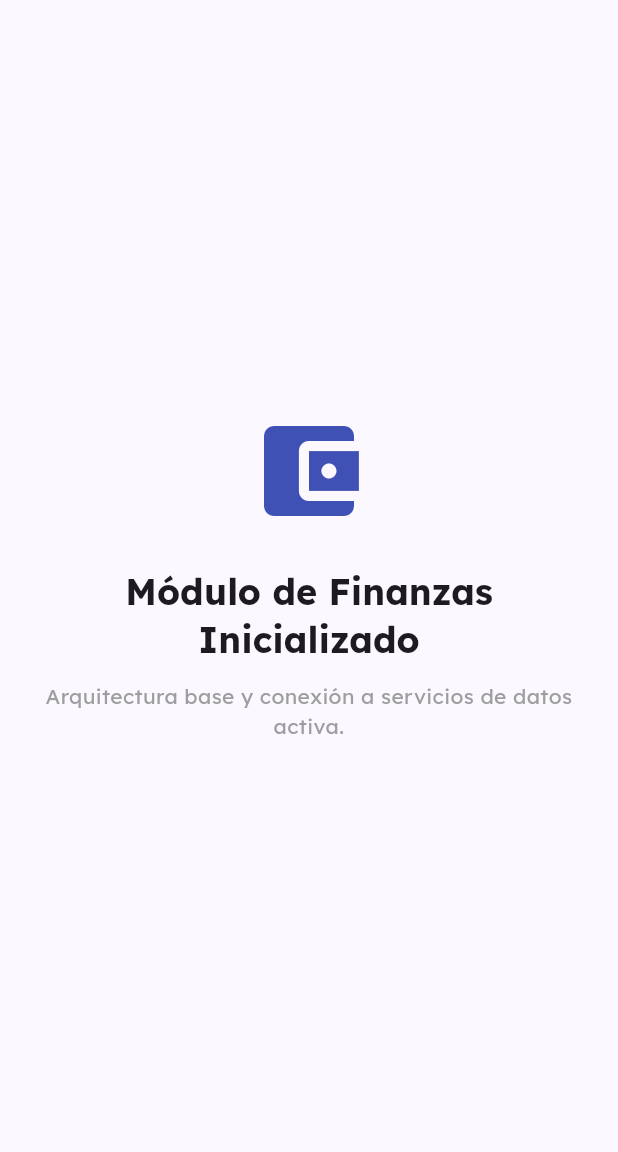
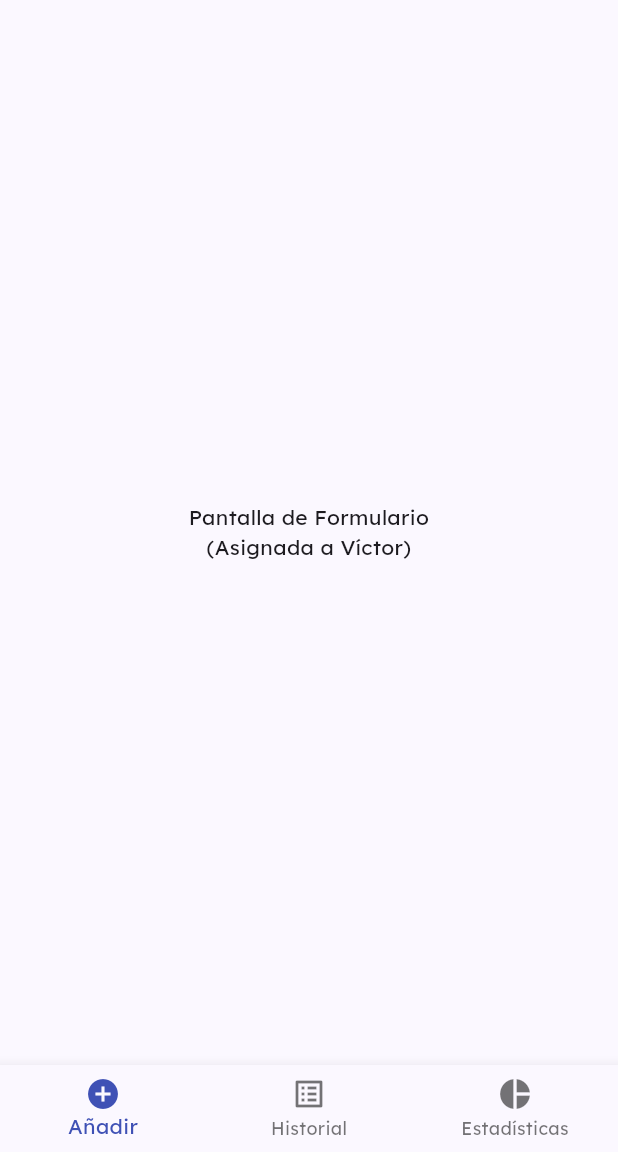
Before and after one commit to LuiSP-code/MOVIL_APP_PROYECT, a Flutter app: the screen it shows after launch, on a phone screen of 412 x 824 dp, the part 84-1236 px from its top. Run offline on Flutter 3.47's test engine with Material 3 defaults, Android fonts, the phone set to English and light mode, and no system bars; our stand-ins replace google_fonts, supabase_flutter; accounts and stored records are empty.

Commit message:
Integración de navegación dinámica y esqueletos de pantallas

```diff
--- a/lib/main.dart
+++ b/lib/main.dart
@@ -2,6 +2,9 @@ import 'package:flutter/material.dart';
 import 'package:google_fonts/google_fonts.dart';
 import 'package:supabase_flutter/supabase_flutter.dart';
 import 'configuracion/supabase_config.dart';
+import 'pantallas/inicio_pantalla.dart';
+import 'pantallas/historial_pantalla.dart';
+import 'pantallas/estadisticas_pantalla.dart';
 
 void main() async {
   WidgetsFlutterBinding.ensureInitialized();
@@ -33,8 +36,21 @@ class SistemaPresupuesto extends StatelessWidget {
   }
 }
 
-class PantallaPrincipal extends StatelessWidget {
+class PantallaPrincipal extends StatefulWidget {
   const PantallaPrincipal({super.key});
+
+  @override
+  State<PantallaPrincipal> createState() => _PantallaPrincipalState();
+}
+
+class _PantallaPrincipalState extends State<PantallaPrincipal> {
+  int _indiceSeleccionado = 0;
+
+  final List<Widget> _pantallas = [
+    const InicioPantalla(),
+    const HistorialPantalla(),
+    const EstadisticasPantalla(),
+  ];
 
   @override
   Widget build(BuildContext context) {
@@ -43,29 +59,16 @@ class PantallaPrincipal extends StatelessWidget {
         title: const Text("Gestión de Presupuesto"),
         elevation: 2,
       ),
-      body: Container(
-        padding: const EdgeInsets.all(24),
-        width: double.infinity,
-        child: Column(
-          mainAxisAlignment: MainAxisAlignment.center,
-          children: [
-            const Icon(Icons.account_balance_wallet, size: 80, color: Colors.indigo),
-            const SizedBox(height: 24),
-            Text(
-              "Módulo de Finanzas Inicializado",
-              style: Theme.of(context).textTheme.headlineSmall?.copyWith(
-                fontWeight: FontWeight.bold,
-              ),
-              textAlign: TextAlign.center,
-            ),
-            const SizedBox(height: 12),
-            const Text(
-              "Arquitectura base y conexión a servicios de datos activa.",
-              textAlign: TextAlign.center,
-              style: TextStyle(color: Colors.grey),
-            ),
-          ],
-        ),
+      body: _pantallas[_indiceSeleccionado],
+      bottomNavigationBar: BottomNavigationBar(
+        currentIndex: _indiceSeleccionado,
+        onTap: (indice) => setState(() => _indiceSeleccionado = indice),
+        selectedItemColor: Colors.indigo,
+        items: const [
+          BottomNavigationBarItem(icon: Icon(Icons.add_circle), label: "Añadir"),
+          BottomNavigationBarItem(icon: Icon(Icons.list_alt), label: "Historial"),
+          BottomNavigationBarItem(icon: Icon(Icons.pie_chart), label: "Estadísticas"),
+        ],
       ),
     );
   }
--- /dev/null
+++ b/lib/pantallas/estadisticas_pantalla.dart
@@ -0,0 +1,14 @@
+import 'package:flutter/material.dart';
+
+class EstadisticasPantalla extends StatelessWidget {
+  const EstadisticasPantalla({super.key});
+
+  @override
+  Widget build(BuildContext context) {
+    return const Scaffold(
+      body: Center(
+        child: Text("Estadísticas y Gráficas\n(Asignada a Sergio)", textAlign: TextAlign.center),
+      ),
+    );
+  }
+}
--- /dev/null
+++ b/lib/pantallas/historial_pantalla.dart
@@ -0,0 +1,14 @@
+import 'package:flutter/material.dart';
+
+class HistorialPantalla extends StatelessWidget {
+  const HistorialPantalla({super.key});
+
+  @override
+  Widget build(BuildContext context) {
+    return const Scaffold(
+      body: Center(
+        child: Text("Historial de Gastos\n(Asignada a Luis)", textAlign: TextAlign.center),
+      ),
+    );
+  }
+}
--- /dev/null
+++ b/lib/pantallas/inicio_pantalla.dart
@@ -0,0 +1,14 @@
+import 'package:flutter/material.dart';
+
+class InicioPantalla extends StatelessWidget {
+  const InicioPantalla({super.key});
+
+  @override
+  Widget build(BuildContext context) {
+    return const Scaffold(
+      body: Center(
+        child: Text("Pantalla de Formulario\n(Asignada a Víctor)", textAlign: TextAlign.center),
+      ),
+    );
+  }
+}
```
